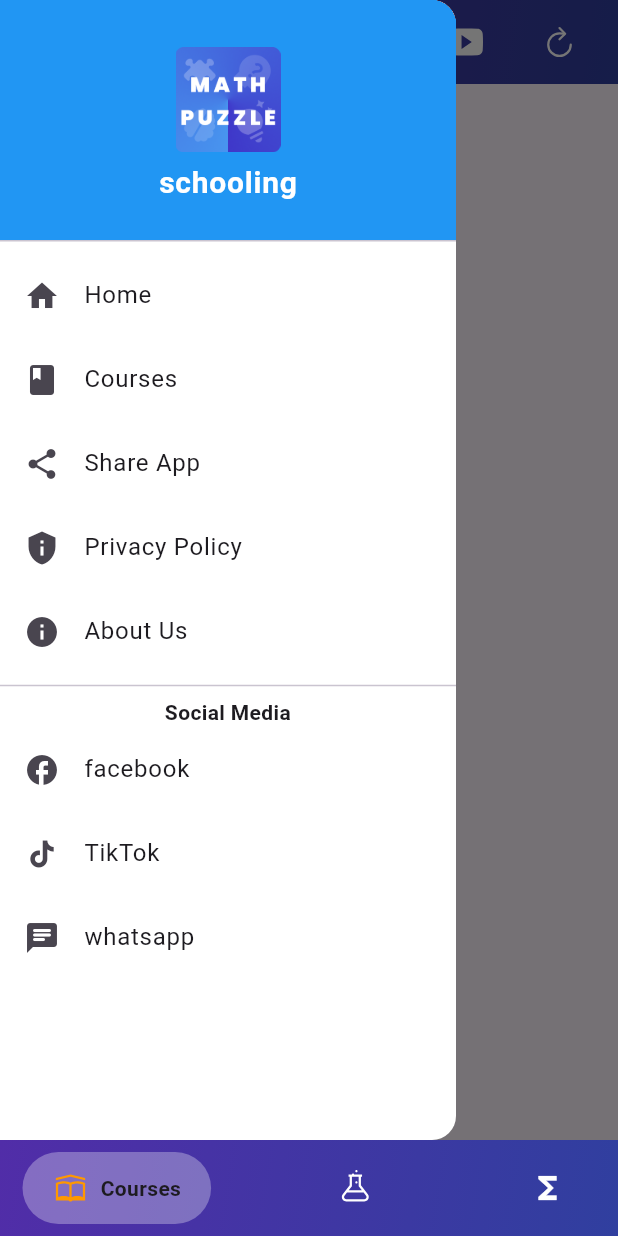
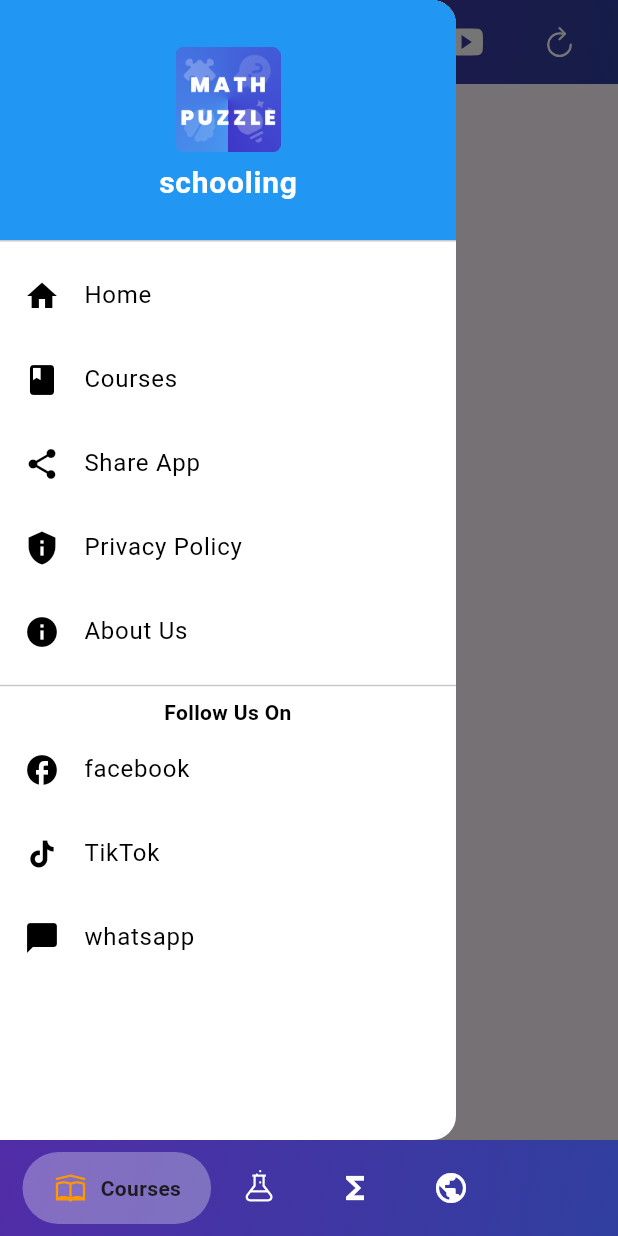
Before and after one commit to ronzodev/schooling, a Flutter app: the MainScreen screen opened directly, with the side drawer open, on a phone screen of 412 x 824 dp. Run offline on Flutter 3.47's test engine with Material 3 defaults, Android fonts, the phone set to English and light mode, and no system bars; drawn by our look-alikes of google_nav_bar; our stand-ins replace cached_network_image, cloud_firestore, connectivity_plus, firebase_core, flutter_blurhash, get and 7 more; missing offline and left inert: flutter_tex; accounts and stored records are empty.

Commit message:
new updated

```diff
--- a/ai/lib/drawer/drawer_widget.dart
+++ b/ai/lib/drawer/drawer_widget.dart
@@ -1,5 +1,6 @@
 import 'package:flutter/material.dart';
 import 'package:get/get.dart';
+import 'package:line_icons/line_icon.dart';
 import '../pages/course.dart';
 import '../pages/main_screen.dart';
 
@@ -37,61 +38,61 @@ class CustomDrawer extends StatelessWidget {
             ),
           ),
           ListTile(
-            leading: const Icon(Icons.home),
-            title: const Text('Home'),
+            leading: const Icon(Icons.home, color: Colors.black),
+            title: const Text('Home',style: TextStyle(color: Colors.black),),
             onTap: () {
               Get.offAll(() => MainScreen());
             },
           ),
           ListTile(
-            leading: const Icon(Icons.book),
-            title: const Text('Courses'),
+            leading: const Icon(Icons.book, color: Colors.black),
+            title: const Text('Courses',style: TextStyle(color: Colors.black) ),
             onTap: () {
               Get.offAll(() => CourseListScreen());
             },
           ),
           ListTile(
-            leading: const Icon(Icons.share),
-            title: const Text('Share App'),
+            leading: const Icon(Icons.share, color: Colors.black),
+            title: const Text('Share App', style: TextStyle(color: Colors.black)),
             onTap: () {
               // Add your settings page navigation here
             },
           ),
           ListTile(
-            leading: const Icon(Icons.privacy_tip),
-            title: const Text('Privacy Policy'),
+            leading: const Icon(Icons.privacy_tip, color: Colors.black,),
+            title: const Text('Privacy Policy', style: TextStyle(color: Colors.black)),
             onTap: () {
               // Handle logout logic
             },
           ),
            ListTile(
-            leading: const Icon(Icons.info),
-            title: const Text('About Us'),
+            leading: const Icon(Icons.info, color: Colors.black),
+            title: const Text('About Us',style: TextStyle(color: Colors.black)),
             onTap: () {
               // Handle logout logic
             },
           ),
           const Divider(),
-          const Text('Social Media',
-              textAlign: TextAlign.center,
-              style: TextStyle(fontWeight: FontWeight.bold)),
+          const Text('Follow Us On', textAlign: TextAlign.center,
+
+              style: TextStyle(fontWeight: FontWeight.bold, color: Colors.black)),
        ListTile(
-            leading: const Icon(Icons.facebook),
-            title: const Text('facebook'),
+            leading: const Icon(Icons.facebook, color: Colors.black),
+            title: const Text('facebook', style: TextStyle(color: Colors.black)),
             onTap: () {
               // Handle logout logic
             },
           ),
           ListTile(
-            leading: const Icon(Icons.tiktok),
-            title: const Text('TikTok'),
+            leading: const Icon(Icons.tiktok, color: Colors.black),
+            title: const Text('TikTok', style: TextStyle(color: Colors.black)),
             onTap: () {
               // Handle logout logic
             },
           ),
           ListTile(
-            leading: const Icon(Icons.chat_rounded),
-            title: const Text('whatsapp'),
+            leading: const LineIcon( Icons.messenger, color: Colors.black),
+            title: const Text('whatsapp', style: TextStyle(color: Colors.black)),
             onTap: () {
               // Handle logout logic
             },
--- a/ai/lib/main.dart
+++ b/ai/lib/main.dart
@@ -34,7 +34,7 @@ class MyApp extends StatelessWidget {
       title: 'Ai',
       theme: ThemeData(primarySwatch: Colors.blue),
 
-      home: const SolarSystemScreen()
+      home: MainScreen()
 
 
 
--- a/ai/lib/pages/main_screen.dart
+++ b/ai/lib/pages/main_screen.dart
@@ -5,6 +5,7 @@ import 'package:line_icons/line_icons.dart';
 import '../pages/course.dart';
 import '../chem_periodic/periodic.dart';
 import '../math_formula/main_screen.dart';
+import '../solar/solar_system_screen.dart';
 
 class MainScreen extends StatefulWidget {
   @override
@@ -18,6 +19,7 @@ class _MainScreenState extends State<MainScreen> {
     CourseListScreen(),
     ElementsScreen(),
     const MathFormulasScreen(),
+    const SolarSystemScreen(),
   ];
 
   @override
@@ -45,17 +47,19 @@ class _MainScreenState extends State<MainScreen> {
         child: SafeArea(
           child: Padding(
             padding: const EdgeInsets.symmetric(horizontal: 15.0, vertical: 8),
+            child: SingleChildScrollView(
+              scrollDirection: Axis.horizontal,
               child: GNav(
                 rippleColor: Colors.grey[300]!,
                 hoverColor: Colors.grey[300]!,
                 gap: 8,
                 activeColor: Colors.orange,
                 iconSize: 24,
-              padding: const EdgeInsets.symmetric(horizontal: 20, vertical: 12),
+                padding:
+                    const EdgeInsets.symmetric(horizontal: 20, vertical: 12),
                 duration: const Duration(milliseconds: 400),
                 tabBackgroundColor: Colors.white.withOpacity(0.3),
                 color: Colors.white,
-
                 tabs: const [
                    GButton(
                     icon: LineIcons.school,
@@ -72,6 +76,12 @@ class _MainScreenState extends State<MainScreen> {
                     text: 'Formulas',
                     textStyle: TextStyle(fontWeight: FontWeight.bold),
                   ),
+                  GButton(
+                    icon: Icons.public,
+                    text: 'SolarSys',
+                    textStyle:  TextStyle(fontWeight: FontWeight.bold),
+
+                  ),
                 ],
                 selectedIndex: _selectedIndex,
                 onTabChange: (index) {
@@ -83,6 +93,7 @@ class _MainScreenState extends State<MainScreen> {
             ),
           ),
         ),
+      ),
     );
   }
 }
```
Also changed, not shown: ai/lib/pages/questions.dart (+67 -25 lines), ai/lib/solar/solar_system_screen.dart (+90 -7 lines). Lines whose indentation alone changed are shown as unchanged.
